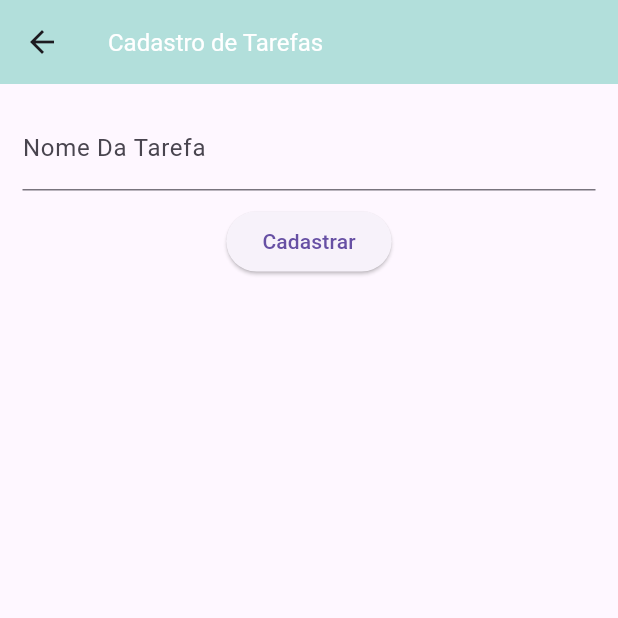
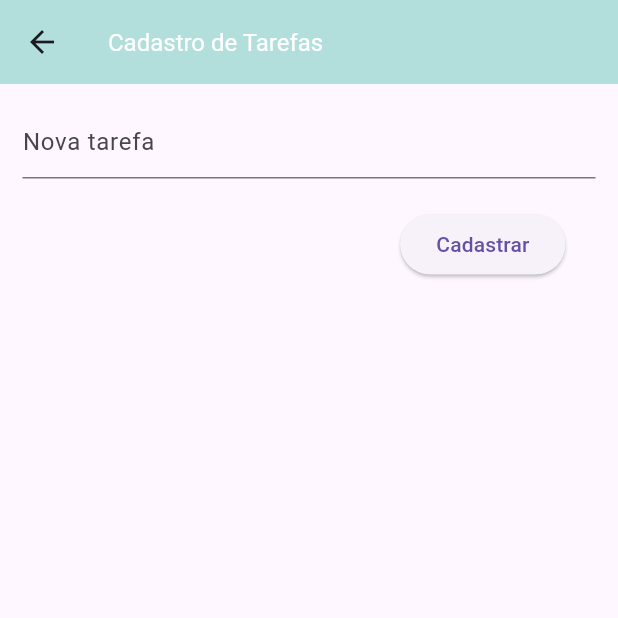
Before and after one commit to LarissaBeatrizCosta/academy, a Flutter app: the FormCadastro screen opened by its route, after a tap on "Cadastrar", on a phone screen of 412 x 824 dp, the top half of it. Run offline on Flutter 3.47's test engine with Material 3 defaults, Android fonts, the phone set to English and light mode, and no system bars; our stand-ins replace sqflite; accounts and stored records are empty; Roboto replaces fonts that are missing (Mukta-Bold).

```diff
--- a/exerciciosFixacaoFlutter/ap2_provider/lib/Controllers/DataBase.dart
+++ b/exerciciosFixacaoFlutter/ap2_provider/lib/Controllers/DataBase.dart
@@ -33,7 +33,7 @@ class TabelaTarefa {
     final map = <String, dynamic>{};
 
     map[TabelaTarefa.id]= tarefa.id;
-    map[TabelaTarefa.tableName] = tarefa.nome;
+    map[TabelaTarefa.name] = tarefa.nome;
 
     return map;
   }
--- a/exerciciosFixacaoFlutter/ap2_provider/lib/Views/HomeView.dart
+++ b/exerciciosFixacaoFlutter/ap2_provider/lib/Views/HomeView.dart
@@ -2,11 +2,12 @@ import 'package:flutter/material.dart';
 import 'package:provider/provider.dart';
 import 'TarefaView.dart';
 import 'formTarefa.dart';
+import '../Models/TarefaModel.dart';
 
 class HomeView extends StatelessWidget {
   @override
   Widget build(BuildContext context) {
-    final tarefaController = Provider.of<TarefaState>(context);
+    final tarefaState = Provider.of<TarefaState>(context);
 
     return Scaffold(
       appBar: AppBar(
@@ -23,11 +24,22 @@ class HomeView extends StatelessWidget {
         backgroundColor: Colors.cyan[900],
       ),
       body: ListView.builder(
-          itemCount: tarefaController.todasTarefas,
-          itemBuilder: (context, index) {
-            final tarefa = tarefaController.tarefas[index];
-            return TarefaView(tarefa: tarefa);
-          }),
+        itemCount: tarefaState.tarefas.length,
+        itemBuilder: (context, index) {
+          final tarefa = tarefaState.tarefas[index];
+          return TarefaView(tarefa: tarefa);
+        },
+      ),
+      floatingActionButton: FloatingActionButton(
+        onPressed: () {
+          Navigator.push(
+            context,
+            MaterialPageRoute(builder: (context) => FormCadastro()),
+          );
+        },
+        child: Icon(Icons.add),
+        backgroundColor: Colors.cyan[900],
+      ),
     );
   }
 }
--- a/exerciciosFixacaoFlutter/ap2_provider/lib/Views/TarefaView.dart
+++ b/exerciciosFixacaoFlutter/ap2_provider/lib/Views/TarefaView.dart
@@ -16,15 +16,7 @@ class TarefaView extends StatelessWidget {
       trailing: Row(
         mainAxisSize: MainAxisSize.min,
         children: [
-          IconButton(onPressed: () {
-            Navigator.pushNamed(context, "/CadastroTarefas");
-          }, icon: Icon(Icons.add)),
           IconButton(onPressed: () {}, icon: Icon(Icons.edit)),
-          IconButton(
-              onPressed: () {
-                tarefaController.removerTarefas(tarefa);
-              },
-              icon: Icon(Icons.delete)),
         ],
       ),
     );
--- a/exerciciosFixacaoFlutter/ap2_provider/lib/Views/formTarefa.dart
+++ b/exerciciosFixacaoFlutter/ap2_provider/lib/Views/formTarefa.dart
@@ -4,53 +4,30 @@ import 'package:provider/provider.dart';
 import '../Models/TarefaModel.dart';
 
 class TarefaState extends ChangeNotifier {
-  List<TarefaModel> _tarefas = [
-    TarefaModel(
-      nome: "Tarefa 1",
-      id: 1,
-    ),
-    TarefaModel(
-      nome: "Tarefa 2",
-      id: 2,
-    ),
-    TarefaModel(
-      nome: "Tarefa 3",
-      id: 3,
-    ),
-  ];
-
   final controller = TarefaController();
   final _controllerNome = TextEditingController();
+  final List<TarefaModel> _tarefas = [];
 
-  TextEditingController get controllerNome => _controllerNome;
-
+  TextEditingController get controllerName => _controllerNome;
   List<TarefaModel> get tarefas => _tarefas;
 
   Future<void> insert() async {
     final tarefa = TarefaModel(
-      nome: controllerNome.text,
+      nome: controllerName.text,
     );
+    await controller.insert(tarefa);
+    _tarefas.add(tarefa);
 
-    await controller.insert(tarefa);
-    controllerNome.clear();
+    controllerName.clear();
     notifyListeners();
   }
-
-  void removerTarefas(TarefaModel tarefa) {
-    _tarefas.remove(tarefa);
-    notifyListeners();
-  }
-
-  int get todasTarefas => _tarefas.length;
 }
 
 class FormCadastro extends StatelessWidget {
+  const FormCadastro({Key? key}) : super(key: key);
+
   @override
   Widget build(BuildContext context) {
-    final tarefaController = Provider.of<TarefaState>(context);
-    final _form = GlobalKey<FormState>();
-    final _valor = TextEditingController();
-
     return Scaffold(
       appBar: AppBar(
         title: Text(
@@ -68,33 +45,47 @@ class FormCadastro extends StatelessWidget {
         child: Column(
           children: [
             Form(
-              key: _form,
               child: TextFormField(
-                controller: _valor,
-                style: TextStyle(fontFamily: "Mukta-Bold"),
-                decoration: InputDecoration(
-                  labelText: "Nome Da Tarefa",
+                controller: Provider.of<TarefaState>(context, listen: false).controllerName,
+                decoration: const InputDecoration(
+                  hintText: "Nova tarefa",
                 ),
                 validator: (value) {
-                  if (value!.isEmpty) {
-                    return "Informe o nome da tarefa !";
+                  if ((value ?? "").isEmpty) {
+                    return "Preencha o nome da tarefa";
                   }
                   return null;
                 },
               ),
             ),
-            Container(
-              margin: EdgeInsets.only(top: 10),
-              child: ElevatedButton(
-                onPressed: () async {
-                  await tarefaController.insert();
-                },
-                child: Text("Cadastrar"),
-              ),
-            ),
+            const _ActionButton(),
           ],
         ),
       ),
     );
   }
 }
+
+class _ActionButton extends StatelessWidget {
+  const _ActionButton({Key? key}) : super(key: key);
+
+  @override
+  Widget build(BuildContext context) {
+    final state = Provider.of<TarefaState>(context);
+
+    return Padding(
+      padding: const EdgeInsets.all(20),
+      child: Row(
+        mainAxisAlignment: MainAxisAlignment.end,
+        children: [
+          ElevatedButton(
+            onPressed: () async {
+              await state.insert();
+            },
+            child: Text("Cadastrar"),
+          )
+        ],
+      ),
+    );
+  }
+}
--- a/exerciciosFixacaoFlutter/ap2_provider/lib/main.dart
+++ b/exerciciosFixacaoFlutter/ap2_provider/lib/main.dart
@@ -3,6 +3,7 @@ import 'package:provider/provider.dart';
 import 'Routes/Routes.dart';
 import 'Views/HomeView.dart';
 import 'Views/formTarefa.dart';
+
 
 void main() {
   runApp(
--- a/exerciciosFixacaoFlutter/ap2_provider/pubspec.yaml
+++ b/exerciciosFixacaoFlutter/ap2_provider/pubspec.yaml
@@ -35,9 +35,12 @@ dependencies:
   # The following adds the Cupertino Icons font to your application.
   # Use with the CupertinoIcons class for iOS style icons.
   cupertino_icons: ^1.0.6
+  path: ^1.8.2
   path_provider: ^2.0.11
   sqflite: ^2.2.8+4
   provider: ^6.1.2
+
+  intl: ^0.17.0
 
 dev_dependencies:
   flutter_test:
```
Also changed, not shown: exerciciosFixacaoFlutter/ap2_provider/pubspec.lock.
